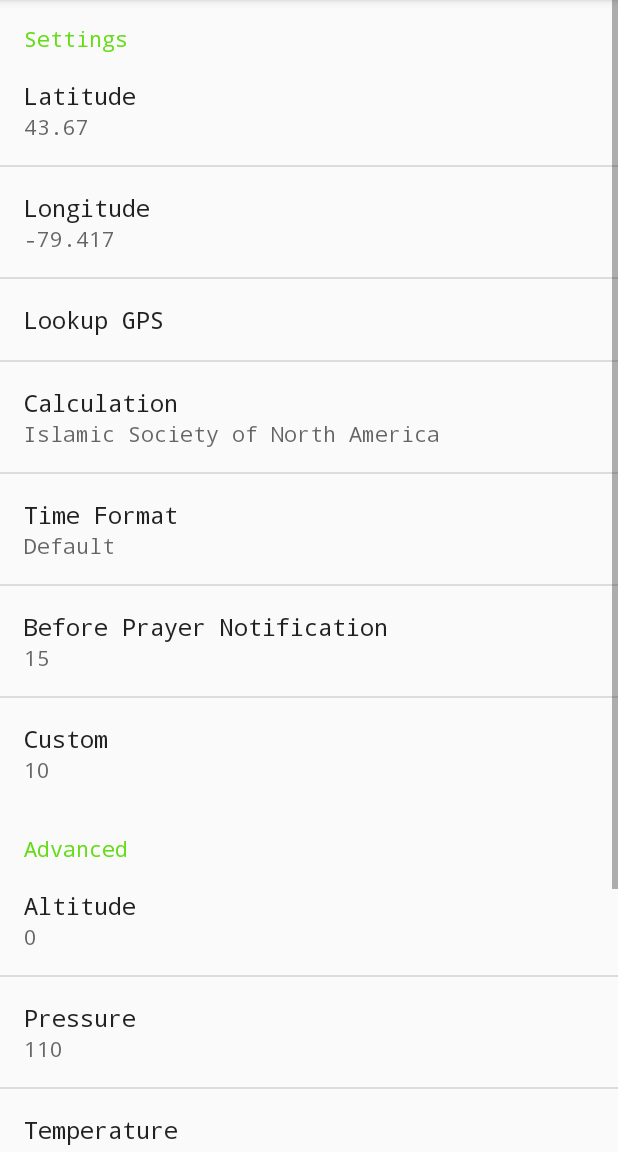
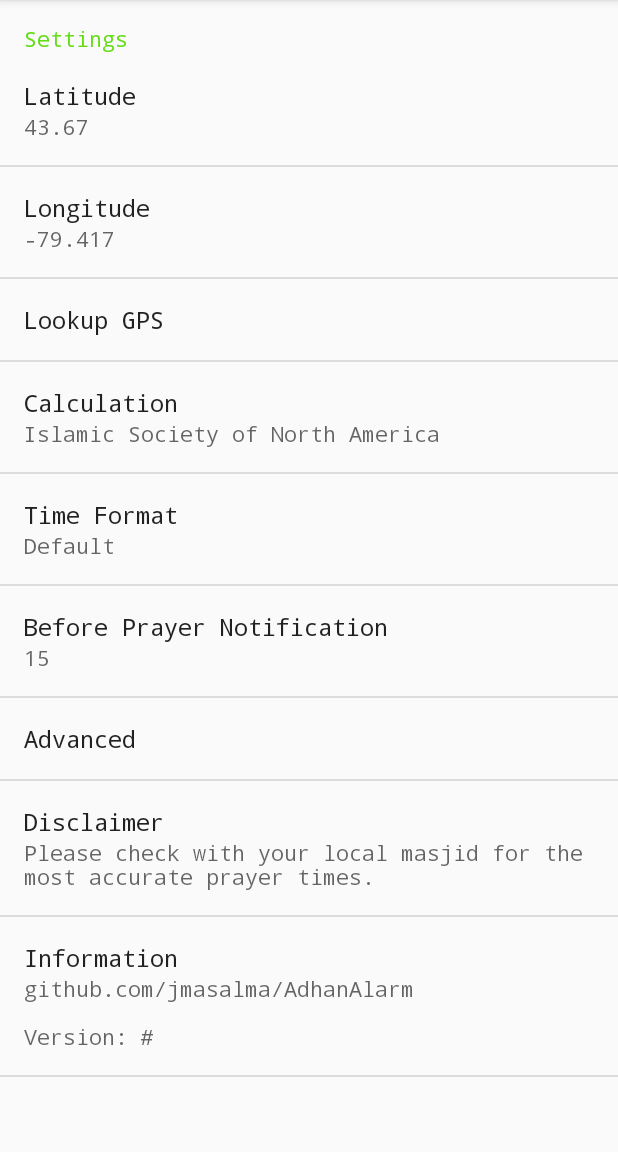
Before and after one commit to jmasalma/AdhanAlarm3, an Android app built with Jetpack Compose: the fragment SettingsFragment shown on its own in the app's theme, on a phone screen of 412 x 824 dp, the part 84-1236 px from its top. Run offline under Robolectric (Android 15) with nearby library versions, the phone set to English and light mode, and no system bars; 8 statements that could not run were skipped.

Commit message:
feat: Enhance notifications and simplify settings
This commit introduces several improvements to the Adhan Alarm app:

- **Reliable Notifications:** A foreground service is implemented to ensure that prayer time notifications are scheduled reliably, even when the app is in the background. This addresses a critical issue where notifications would stop working after a while.

- **Dismiss Previous Notification:** The app now dismisses the previous prayer's notification when a new one is triggered. This prevents notification clutter and provides a better user experience.

- **Simplified "Before Notification" Setting:** The "Before notification" setting has been streamlined. Users can now enter a single value in minutes, with "0" disabling the notification.

- **Collapsible "Advanced" Settings:** The "Advanced" section in the settings menu is now collapsible, making the settings screen cleaner and more user-friendly.

- **Disclaimer Added:** A disclaimer has been added to the bottom of the settings page, advising users to confirm prayer times with their local masjid.

```diff
--- a/app/src/main/AndroidManifest.xml
+++ b/app/src/main/AndroidManifest.xml
@@ -11,6 +11,7 @@
     <uses-permission android:name="android.permission.SCHEDULE_EXACT_ALARM" />
     <uses-permission android:name="android.permission.USE_EXACT_ALARM" />
     <uses-permission android:name="android.permission.RECEIVE_BOOT_COMPLETED" />
+    <uses-permission android:name="android.permission.FOREGROUND_SERVICE" />
     <application
         android:name=".App"
         android:allowBackup="false"
@@ -92,5 +93,9 @@
                 <action android:name="android.intent.action.TIMEZONE_CHANGED" />
             </intent-filter>
         </receiver>
+        <service
+            android:name=".PrayerTimeSchedulingService"
+            android:enabled="true"
+            android:exported="false" />
     </application>
 </manifest>
--- a/app/src/main/java/islam/adhanalarm/App.java
+++ b/app/src/main/java/islam/adhanalarm/App.java
@@ -29,6 +29,7 @@ public class App extends Application {
         sInstance = this;
         mPlayer = MediaPlayer.create(this, R.raw.bismillah);
         NotificationHelper.createNotificationChannel(this);
+        startService(new Intent(this, PrayerTimeSchedulingService.class));
     }
 
     @Override
--- a/app/src/main/java/islam/adhanalarm/BootReceiver.java
+++ b/app/src/main/java/islam/adhanalarm/BootReceiver.java
@@ -9,7 +9,7 @@ public class BootReceiver extends BroadcastReceiver {
     @Override
     public void onReceive(Context context, Intent intent) {
         if (Intent.ACTION_BOOT_COMPLETED.equals(intent.getAction())) {
-            PrayerTimeScheduler.scheduleAlarms(context);
+            context.getApplicationContext().startService(new Intent(context.getApplicationContext(), PrayerTimeSchedulingService.class));
         }
     }
 }
--- a/app/src/main/java/islam/adhanalarm/SettingsFragment.java
+++ b/app/src/main/java/islam/adhanalarm/SettingsFragment.java
@@ -33,7 +33,6 @@ public class SettingsFragment extends PreferenceFragment implements SharedPrefer
             "latitude",
             "longitude",
             "beforePrayerNotification",
-            "beforePrayerNotificationCustom",
             "altitude",
             "pressure",
             "temperature",
@@ -120,8 +119,6 @@ public class SettingsFragment extends PreferenceFragment implements SharedPrefer
         } catch (PackageManager.NameNotFoundException e) {
             e.printStackTrace();
         }
-
-        toggleBeforePrayerNotificationCustom();
     }
 
     @Override
@@ -195,10 +192,6 @@ public class SettingsFragment extends PreferenceFragment implements SharedPrefer
         intent.setAction(CONSTANT.ACTION_UPDATE_WIDGET);
         getActivity().sendBroadcast(intent);
         }
-
-        if (key.equals("beforePrayerNotification")) {
-            toggleBeforePrayerNotificationCustom();
-        }
     }
 
     private void updateSummary(EditTextPreference preference) {
--- a/app/src/main/res/values/strings.xml
+++ b/app/src/main/res/values/strings.xml
@@ -73,6 +73,8 @@
     <string name="before_prayer_notification">Before Prayer Notification</string>
     <string name="language">Language</string>
     <string name="theme">Theme</string>
+    <string name="disclaimer">Disclaimer</string>
+    <string name="disclaimer_summary">Please check with your local masjid for the most accurate prayer times.</string>
     <string name="brown">Brown</string>
     <string name="dialog">Dialog</string>
     <string name="green">Green</string>
--- a/app/src/main/res/xml/settings.xml
+++ b/app/src/main/res/xml/settings.xml
@@ -29,22 +29,15 @@
             android:entries="@array/time_format"
             android:entryValues="@array/time_format_values"
             android:defaultValue="0" />
-        <ListPreference
+        <EditTextPreference
             android:key="beforePrayerNotification"
             android:title="@string/before_prayer_notification"
-            android:summary="%s"
-            android:entries="@array/before_prayer_notification_entries"
-            android:entryValues="@array/before_prayer_notification_values"
-            android:defaultValue="15" />
-        <EditTextPreference
-            android:key="beforePrayerNotificationCustom"
-            android:title="@string/custom"
             android:summary="@string/minutes"
             android:inputType="number"
-            android:defaultValue="10" />
+            android:defaultValue="15" />
     </PreferenceCategory>
 
-    <PreferenceCategory android:title="@string/advanced">
+    <PreferenceScreen android:title="@string/advanced">
         <EditTextPreference
             android:key="altitude"
             android:title="@string/altitude"
@@ -72,7 +65,12 @@
             android:title="@string/offset"
             android:inputType="number|numberSigned"
             android:defaultValue="0" />
-    </PreferenceCategory>
+    </PreferenceScreen>
+
+    <Preference
+        android:key="disclaimer"
+        android:title="@string/disclaimer"
+        android:summary="@string/disclaimer_summary" />
 
     <Preference
         android:key="information"
```
Also changed, not shown: app/src/main/java/islam/adhanalarm/PrayerTimeReceiver.java (+30 -1 lines), app/src/main/java/islam/adhanalarm/PrayerTimeSchedulingService.java (added, +40 -0 lines), app/src/main/java/islam/adhanalarm/handler/ScheduleHandler.java (+5 -3 lines).
